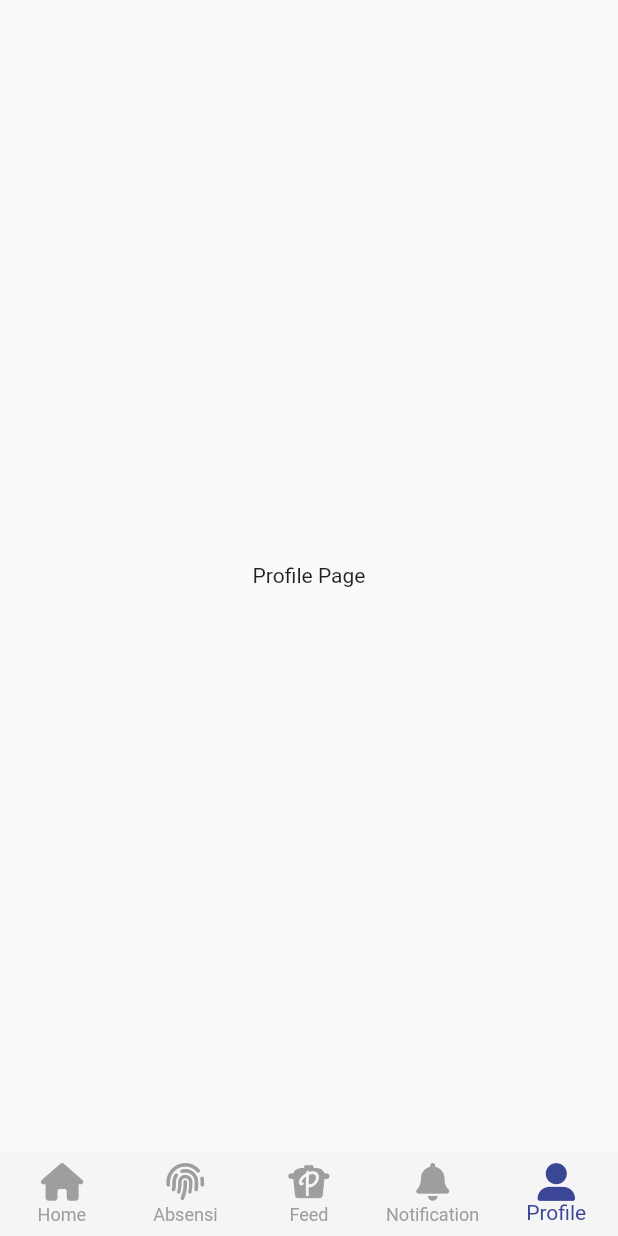
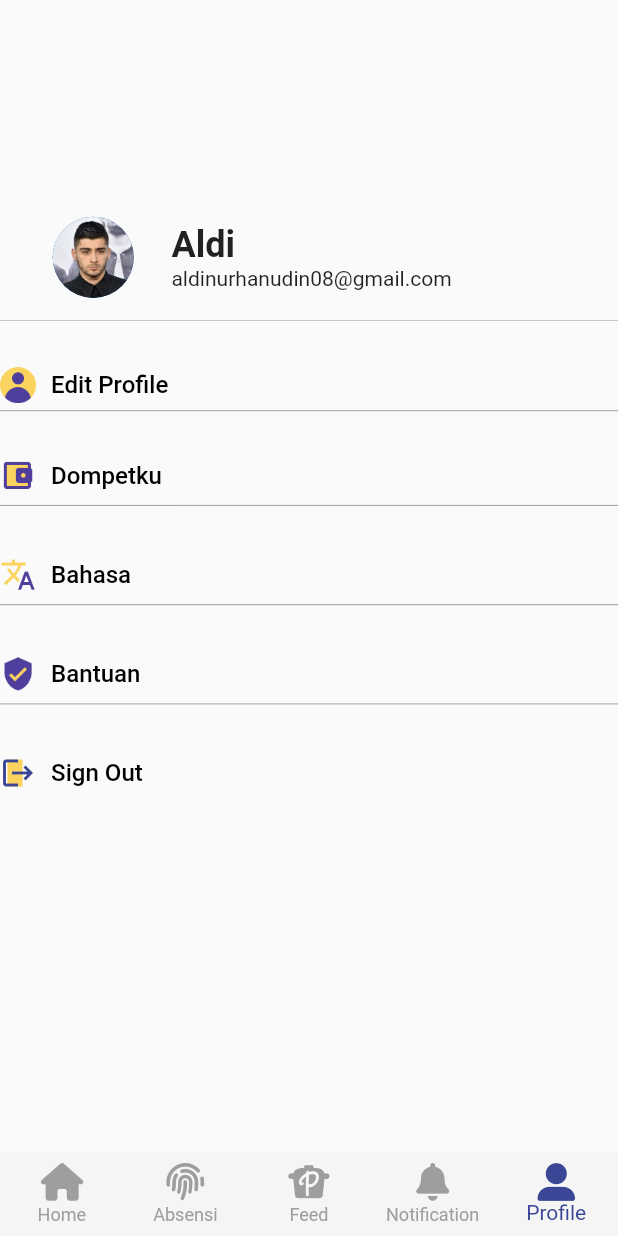
Before and after one commit to aldinurhanudin/Hccapp, a Flutter app: the MainPage screen opened directly, item 5 of the bottom bar chosen, on a phone screen of 412 x 824 dp. Run offline on Flutter 3.47's test engine with Material 2 defaults, Android fonts, the phone set to English and light mode, and no system bars; our stand-ins replace bloc, equatable, flutter_bloc, font_awesome_flutter, get, google_fonts and 2 more.

Commit message:
ProfilePage

```diff
--- a/hccapp/lib/ui/pages/main/home_page.dart
+++ b/hccapp/lib/ui/pages/main/home_page.dart
@@ -10,12 +10,11 @@ class MainPage extends StatefulWidget {
 class _MainPageState extends State<MainPage> {
   @override
   Widget build(BuildContext context) {
-
     return BlocBuilder<CurrentCubit, CurrentState>(
       builder: (_, current) {
         return Scaffold(
           bottomNavigationBar:
-          buildBottomNavigationBar(current.currentNavBarMainCustomer),
+              buildBottomNavigationBar(current.currentNavBarMainCustomer),
           body: tabs(current.currentNavBarMainCustomer),
         );
       },
@@ -36,8 +35,8 @@ class _MainPageState extends State<MainPage> {
       const Center(
         child: Text('Notification Page'),
       ),
-      const Center(
-        child: Text('Profile Page'),
+      Center(
+        child: ProfilePage(),
       )
     ];
     return tabs[current];
--- a/hccapp/lib/ui/pages/pages.dart
+++ b/hccapp/lib/ui/pages/pages.dart
@@ -1,5 +1,3 @@
-
-
 import 'package:flutter/material.dart';
 import 'package:flutter_bloc/flutter_bloc.dart';
 import 'package:font_awesome_flutter/font_awesome_flutter.dart';
@@ -13,3 +11,4 @@ part 'wrapper.dart';
 part 'auth/login_page.dart';
 
 part 'main/home_page.dart';
+part 'profile_page.dart';
--- /dev/null
+++ b/hccapp/lib/ui/pages/profile_page.dart
@@ -0,0 +1,250 @@
+// import 'package:flutter/material.dart';
+part of 'pages.dart';
+
+class ProfilePage extends StatefulWidget {
+  static String tag = 'Profilepage';
+  @override
+  _ProfilePageState createState() => _ProfilePageState();
+}
+
+class _ProfilePageState extends State<ProfilePage> {
+  @override
+  Widget build(BuildContext context) {
+    return MaterialApp(
+      debugShowCheckedModeBanner: false,
+      home: Scaffold(
+        // appBar: AppBar(
+        //   title: Text("My Profile"),
+        // ),
+        body: Container(
+          child: SingleChildScrollView(
+            child: Center(
+              child: Column(
+                mainAxisAlignment: MainAxisAlignment.start,
+                children: [
+                  const SizedBox(height: 64.32, width: 63.44),
+                  Container(
+                    width: MediaQuery.of(context).size.width,
+                    margin: const EdgeInsets.all(10),
+                    padding: const EdgeInsets.only(
+                      left: 25,
+                      right: 29,
+                      top: 69.82,
+                    ),
+                    child: Row(
+                      mainAxisAlignment: MainAxisAlignment.spaceBetween,
+                      children: [
+                        Row(
+                          children: [
+                            const CircleAvatar(
+                              radius: 27,
+                              // backgroundColor: Colors.white,
+                              backgroundImage: AssetImage(
+                                'assets/zayn.jpg',
+                              ),
+                            ),
+                            SizedBox(width: 25),
+                            Column(
+                              crossAxisAlignment: CrossAxisAlignment.start,
+                              children: const [
+                                Text(
+                                  'Aldi',
+                                  style: TextStyle(
+                                      fontSize: 24,
+                                      fontWeight: FontWeight.bold),
+                                ),
+                                Text('aldinurhanudin08@gmail.com')
+                              ],
+                            )
+                          ],
+                        ),
+                      ],
+                    ),
+                  ),
+                  Divider(
+                    height: 10,
+                    color: Colors.black.withOpacity(0.2),
+                  ),
+                  Container(
+                    margin: EdgeInsets.only(top: 10, bottom: 16),
+                    // child: generateDashedDivider(
+                    //     MediaQuery.of(context).size.width -
+                    //         2 * defaultMargin),
+                  ),
+                  GestureDetector(
+                    onTap: () async {
+                      setState(() {
+                        // isLoading = true;
+                      });
+
+                      Get.to(() => MainPage());
+                      setState(() {
+                        // isLoading = false;
+                      });
+                    },
+                    child: Row(
+                      children: <Widget>[
+                        SizedBox(
+                            width: 24,
+                            height: 24,
+                            child: Image.asset("assets/user_pic.png")),
+                        SizedBox(
+                          width: 10,
+                        ),
+                        Text(
+                          "Edit Profile",
+                          style: blackTextFont.copyWith(fontSize: 16),
+                        )
+                      ],
+                    ),
+                  ),
+                  Divider(
+                    height: 10,
+                    color: Color.fromARGB(255, 161, 160, 160),
+                  ),
+                  Container(
+                    margin: EdgeInsets.only(top: 10, bottom: 16),
+                    // child: generateDashedDivider(
+                    //     MediaQuery.of(context).size.width -
+                    //         2 * defaultMargin),
+                  ),
+                  GestureDetector(
+                    onTap: () {},
+                    // async {
+                    //   setState(() {
+                    //     // isLoading = true;
+                    //   });
+
+                    //   Get.to(() => EditProfilePage());
+                    //   setState(() {
+                    //     // isLoading = false;
+                    //   });
+                    // },
+                    child: Row(
+                      children: <Widget>[
+                        SizedBox(
+                            width: 24,
+                            height: 24,
+                            child: Image.asset("assets/my_wallet.png")),
+                        SizedBox(
+                          width: 10,
+                        ),
+                        Text(
+                          "Dompetku",
+                          style: blackTextFont.copyWith(fontSize: 16),
+                        )
+                      ],
+                    ),
+                  ),
+                  Divider(
+                    // height: 2,
+                    color: Color.fromARGB(255, 161, 160, 160),
+                  ),
+                  Container(
+                    margin: EdgeInsets.only(top: 10, bottom: 16),
+                    // child: generateDashedDivider(
+                    //     MediaQuery.of(context).size.width -
+                    //         2 * defaultMargin),
+                  ),
+                  Row(
+                    children: <Widget>[
+                      SizedBox(
+                          width: 24,
+                          height: 24,
+                          child: Image.asset("assets/language.png")),
+                      SizedBox(
+                        width: 10,
+                      ),
+                      Text(
+                        "Bahasa",
+                        style: blackTextFont.copyWith(fontSize: 16),
+                      )
+                    ],
+                  ),
+                  Divider(
+                    // height: 2,
+                    color: Color.fromARGB(255, 161, 160, 160),
+                  ),
+                  Container(
+                    margin: EdgeInsets.only(top: 10, bottom: 16),
+                    // child: generateDashedDivider(
+                    //     MediaQuery.of(context).size.width -
+                    //         2 * defaultMargin),
+                  ),
+                  Row(
+                    children: <Widget>[
+                      SizedBox(
+                          width: 24,
+                          height: 24,
+                          child: Image.asset("assets/help_centre.png")),
+                      SizedBox(
+                        width: 10,
+                      ),
+                      Text(
+                        "Bantuan",
+                        style: blackTextFont.copyWith(fontSize: 16),
+                      )
+                    ],
+                  ),
+                  Divider(
+                    // height: 2,
+                    color: Color.fromARGB(255, 161, 160, 160),
+                  ),
+                  Container(
+                    margin: EdgeInsets.only(top: 10, bottom: 16),
+                    // child: generateDashedDivider(
+                    //     MediaQuery.of(context).size.width -
+                    //         2 * defaultMargin),
+                  ),
+                  GestureDetector(
+                    onTap: () async {
+                      setState(() {
+                        // isLoading = true;
+                      });
+
+                      Get.to(() => const LoginPage());
+                      setState(() {
+                        // isLoading = false;
+                      });
+                    },
+                    // async {
+                    //   await AuthServices.signOut();
+                    //   context.bloc<UserBloc>().add(SignOut());
+                    // },
+                    child: Row(
+                      children: <Widget>[
+                        SizedBox(
+                            width: 24,
+                            height: 24,
+                            child: Stack(
+                              children: <Widget>[
+                                Container(
+                                  margin: EdgeInsets.fromLTRB(5, 3, 9, 3),
+                                  color: accentColor2,
+                                ),
+                                Icon(
+                                  Icons.logout,
+                                  color: mainColor,
+                                  size: 24,
+                                ),
+                              ],
+                            )),
+                        SizedBox(
+                          width: 10,
+                        ),
+                        Text(
+                          "Sign Out",
+                          style: blackTextFont.copyWith(fontSize: 16),
+                        )
+                      ],
+                    ),
+                  ),
+                ],
+              ),
+            ),
+          ),
+        ),
+      ),
+    );
+  }
+}
```
